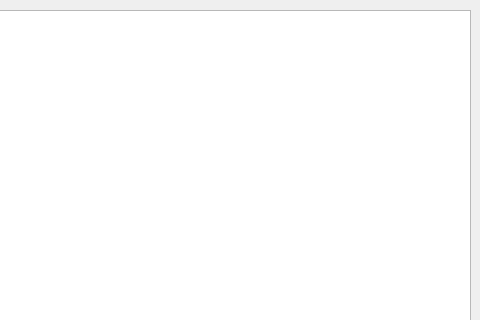
Above: mainwindow.ui from Mikitaaa/Ping-Pong_Qt before the change; both pictures show x 320 to 800 and y 0 to 320 of the 800 by 600 pixel window. Below: the same form after it.
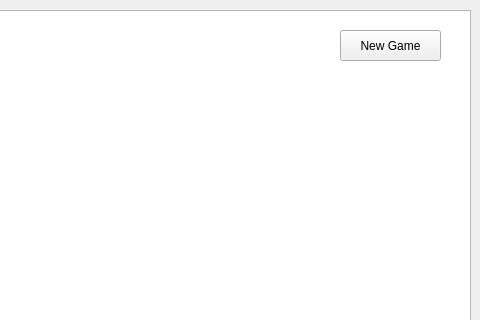
That is the form after the change.

Commit message: refactoring field init

```diff
--- a/mainwindow.ui
+++ b/mainwindow.ui
@@ -24,6 +24,19 @@
      </rect>
     </property>
    </widget>
+   <widget class="QPushButton" name="NewGameButton">
+    <property name="geometry">
+     <rect>
+      <x>660</x>
+      <y>30</y>
+      <width>101</width>
+      <height>31</height>
+     </rect>
+    </property>
+    <property name="text">
+     <string>New Game</string>
+    </property>
+   </widget>
   </widget>
   <widget class="QMenuBar" name="menubar">
    <property name="geometry">
```
The commit also changes 2 other files.
